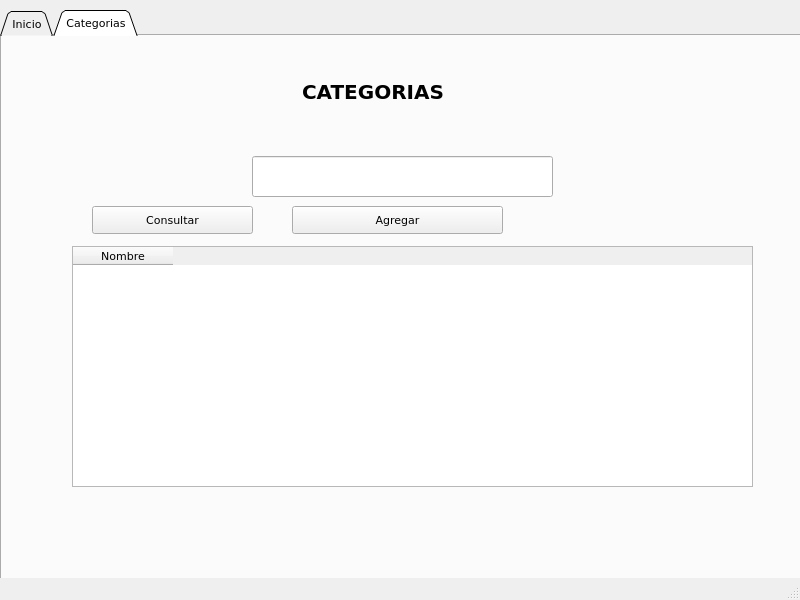
The window that qt/main_window.ui (germang2/CrossfitTimer) describes before a commit, drawn with Qt 5.
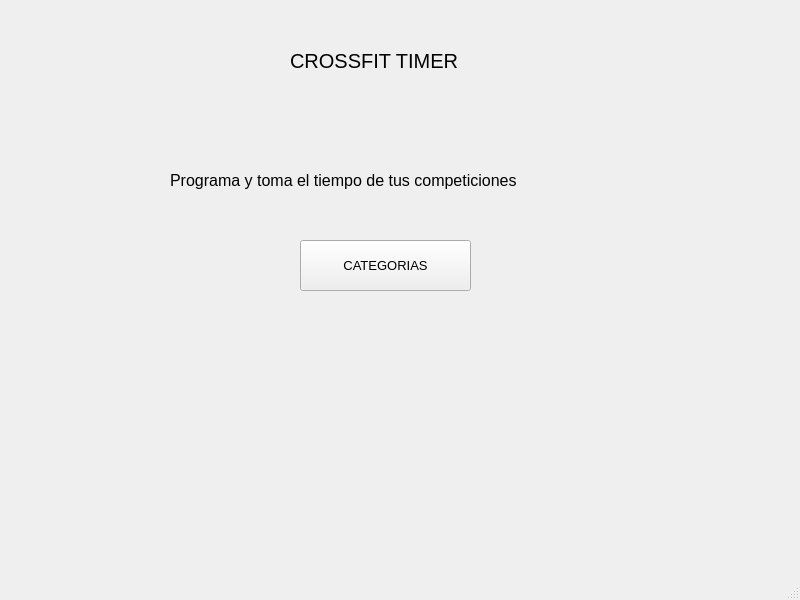
The same window after the commit.

Commit message: it separates each window

```diff
--- a/qt/main_window.ui
+++ b/qt/main_window.ui
@@ -14,54 +14,11 @@
    <string>MainWindow</string>
   </property>
   <widget class="QWidget" name="centralwidget">
-   <widget class="QTabWidget" name="tab_panel">
-    <property name="geometry">
-     <rect>
-      <x>0</x>
-      <y>10</y>
-      <width>811</width>
-      <height>621</height>
-     </rect>
-    </property>
-    <property name="font">
-     <font>
-      <family>Verdana</family>
-      <pointsize>8</pointsize>
-     </font>
-    </property>
-    <property name="tabShape">
-     <enum>QTabWidget::Triangular</enum>
-    </property>
-    <property name="currentIndex">
-     <number>1</number>
-    </property>
-    <widget class="QWidget" name="tab_start">
-     <attribute name="title">
-      <string>Inicio</string>
-     </attribute>
-     <widget class="QLabel" name="label">
-      <property name="geometry">
-       <rect>
-        <x>300</x>
-        <y>20</y>
-        <width>231</width>
-        <height>61</height>
-       </rect>
-      </property>
-      <property name="font">
-       <font>
-        <pointsize>15</pointsize>
-       </font>
-      </property>
-      <property name="text">
-       <string>CROSSFIT TIMER</string>
-      </property>
-     </widget>
      <widget class="QLabel" name="label_2">
       <property name="geometry">
        <rect>
         <x>170</x>
-        <y>180</y>
+      <y>110</y>
         <width>501</width>
         <height>141</height>
        </rect>
@@ -75,84 +32,41 @@
        <string>Programa y toma el tiempo de tus competiciones</string>
       </property>
      </widget>
-    </widget>
-    <widget class="QWidget" name="categories">
-     <attribute name="title">
-      <string>Categorias</string>
-     </attribute>
-     <widget class="QLabel" name="label_3">
+   <widget class="QLabel" name="label">
       <property name="geometry">
        <rect>
-        <x>300</x>
+      <x>290</x>
         <y>30</y>
-        <width>191</width>
+      <width>231</width>
+      <height>61</height>
+     </rect>
+    </property>
+    <property name="font">
+     <font>
+      <pointsize>15</pointsize>
+     </font>
+    </property>
+    <property name="text">
+     <string>CROSSFIT TIMER</string>
+    </property>
+   </widget>
+   <widget class="QPushButton" name="btn_open_categories">
+    <property name="geometry">
+     <rect>
+      <x>300</x>
+      <y>240</y>
+      <width>171</width>
         <height>51</height>
        </rect>
       </property>
       <property name="font">
        <font>
-        <family>Verdana</family>
-        <pointsize>15</pointsize>
-        <weight>75</weight>
-        <bold>true</bold>
+      <pointsize>10</pointsize>
        </font>
       </property>
       <property name="text">
        <string>CATEGORIAS</string>
       </property>
-     </widget>
-     <widget class="QTableWidget" name="categories_table">
-      <property name="geometry">
-       <rect>
-        <x>70</x>
-        <y>210</y>
-        <width>681</width>
-        <height>241</height>
-       </rect>
-      </property>
-      <column>
-       <property name="text">
-        <string>Nombre</string>
-       </property>
-      </column>
-     </widget>
-     <widget class="QLineEdit" name="ed_category">
-      <property name="geometry">
-       <rect>
-        <x>250</x>
-        <y>120</y>
-        <width>301</width>
-        <height>41</height>
-       </rect>
-      </property>
-     </widget>
-     <widget class="QPushButton" name="btn_create_category">
-      <property name="geometry">
-       <rect>
-        <x>290</x>
-        <y>170</y>
-        <width>211</width>
-        <height>28</height>
-       </rect>
-      </property>
-      <property name="text">
-       <string>Agregar</string>
-      </property>
-     </widget>
-     <widget class="QPushButton" name="btn_get_all_categories">
-      <property name="geometry">
-       <rect>
-        <x>90</x>
-        <y>170</y>
-        <width>161</width>
-        <height>28</height>
-       </rect>
-      </property>
-      <property name="text">
-       <string>Consultar</string>
-      </property>
-     </widget>
-    </widget>
    </widget>
   </widget>
   <widget class="QMenuBar" name="menubar">
```
Lines whose indentation alone changed are shown as unchanged. The commit also changes 7 other files.
